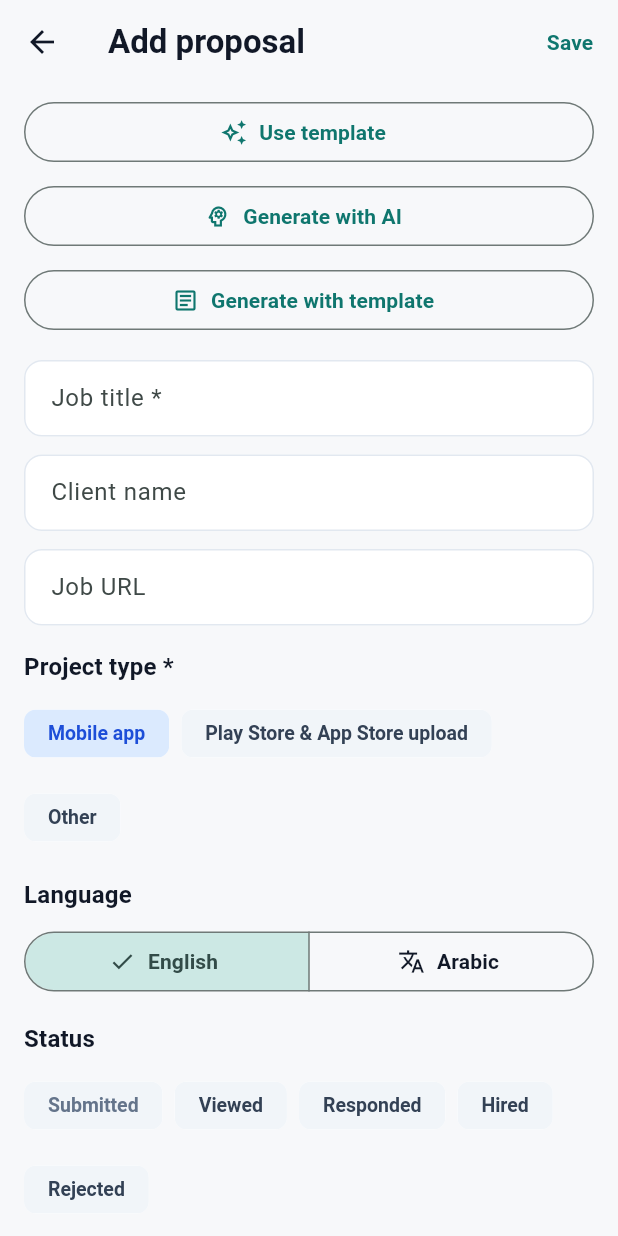
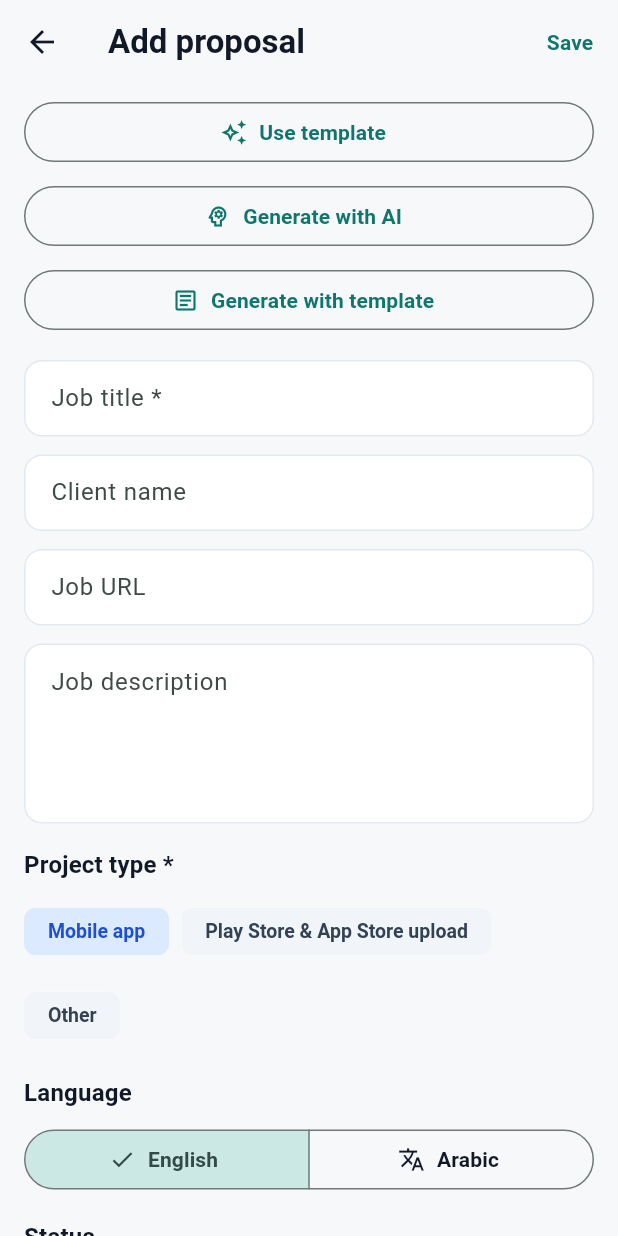
Before and after one commit to nuru11/upwork_proposal_management_app, a Flutter app: the ProposalFormScreen screen opened by its route, on a phone screen of 412 x 824 dp. Run offline on Flutter 3.47's test engine with Material 3 defaults, Android fonts, the phone set to English and light mode, and no system bars; our stand-ins replace connectivity_plus, flutter_riverpod, flutter_secure_storage, go_router, sqflite, sqflite_common_ffi_web and 1 more; missing offline and left inert: dart:js_interop; accounts and stored records are empty; Roboto replaces fonts that are missing (Segoe UI).

Commit message:
Save each proposal's Upwork job description so it can be shown and searched with the proposal.
Co-authored-by: Cursor <cursoragent@cursor.com>

```diff
--- a/mobile/lib/data/db/app_database.dart
+++ b/mobile/lib/data/db/app_database.dart
@@ -12,7 +12,7 @@ class AppDatabase {
   Database get database => _db;
 
   static const _dbName = 'proposal_manager.db';
-  static const _dbVersion = 11;
+  static const _dbVersion = 12;
 
   static Future<AppDatabase> open() async {
     if (kIsWeb) {
@@ -55,6 +55,7 @@ class AppDatabase {
         title TEXT NOT NULL,
         client_name TEXT,
         job_url TEXT,
+        job_description TEXT,
         body TEXT NOT NULL,
         language TEXT NOT NULL,
         status TEXT NOT NULL,
@@ -129,6 +130,20 @@ class AppDatabase {
     }
     if (oldVersion < 11) {
       await _addProposalUpdatedVersionColumn(db);
+    }
+    if (oldVersion < 12) {
+      await _addProposalJobDescriptionColumn(db);
+    }
+  }
+
+  static Future<void> _addProposalJobDescriptionColumn(Database db) async {
+    final info = await db.rawQuery('PRAGMA table_info(proposals)');
+    final hasJobDescription =
+        info.any((row) => row['name'] == 'job_description');
+    if (!hasJobDescription) {
+      await db.execute(
+        'ALTER TABLE proposals ADD COLUMN job_description TEXT',
+      );
     }
   }
 
--- a/mobile/lib/data/models/ai_proposal.dart
+++ b/mobile/lib/data/models/ai_proposal.dart
@@ -151,9 +151,10 @@ class AiWizardArgs {
 }
 
 class AiWizardResult {
-  const AiWizardResult({required this.body});
+  const AiWizardResult({required this.body, this.jobDescription});
 
   final String body;
+  final String? jobDescription;
 }
 
 class AiProjectMention {
--- a/mobile/lib/data/models/proposal.dart
+++ b/mobile/lib/data/models/proposal.dart
@@ -112,6 +112,7 @@ class Proposal {
     required this.title,
     this.clientName,
     this.jobUrl,
+    this.jobDescription,
     required this.body,
     required this.language,
     required this.status,
@@ -128,6 +129,7 @@ class Proposal {
   final String title;
   final String? clientName;
   final String? jobUrl;
+  final String? jobDescription;
   final String body;
   final ProposalLanguage language;
   final List<ProposalStatus> status;
@@ -144,6 +146,7 @@ class Proposal {
     String? title,
     String? clientName,
     String? jobUrl,
+    String? jobDescription,
     String? body,
     ProposalLanguage? language,
     List<ProposalStatus>? status,
@@ -156,6 +159,7 @@ class Proposal {
     DateTime? submittedAt,
     bool clearClientName = false,
     bool clearJobUrl = false,
+    bool clearJobDescription = false,
     bool clearTemplateId = false,
     bool clearNotes = false,
     bool clearUpdatedVersion = false,
@@ -166,6 +170,9 @@ class Proposal {
       title: title ?? this.title,
       clientName: clearClientName ? null : (clientName ?? this.clientName),
       jobUrl: clearJobUrl ? null : (jobUrl ?? this.jobUrl),
+      jobDescription: clearJobDescription
+          ? null
+          : (jobDescription ?? this.jobDescription),
       body: body ?? this.body,
       language: language ?? this.language,
       status: status ?? this.status,
@@ -187,6 +194,7 @@ class Proposal {
       'title': title,
       'client_name': clientName,
       'job_url': jobUrl,
+      'job_description': jobDescription,
       'body': body,
       'language': language.name,
       'status': ProposalStatus.listToStorage(status),
@@ -206,6 +214,7 @@ class Proposal {
       title: map['title'] as String,
       clientName: map['client_name'] as String?,
       jobUrl: map['job_url'] as String?,
+      jobDescription: map['job_description'] as String?,
       body: map['body'] as String,
       language: ProposalLanguage.fromStorage(map['language'] as String),
       status: ProposalStatus.listFromStorage(map['status']),
@@ -229,6 +238,7 @@ class Proposal {
       'title': title,
       'clientName': clientName,
       'jobUrl': jobUrl,
+      'jobDescription': jobDescription,
       'body': body,
       'language': language.name,
       'status': status.map((item) => item.name).toList(),
@@ -248,6 +258,7 @@ class Proposal {
       title: json['title'] as String,
       clientName: json['clientName'] as String?,
       jobUrl: json['jobUrl'] as String?,
+      jobDescription: json['jobDescription'] as String?,
       body: json['body'] as String,
       language: ProposalLanguage.fromStorage(json['language'] as String),
       status: ProposalStatus.listFromStorage(json['status']),
--- a/mobile/lib/data/repositories/proposal_repository.dart
+++ b/mobile/lib/data/repositories/proposal_repository.dart
@@ -32,9 +32,11 @@ class ProposalRepository {
       args.add(projectType.name);
     }
     if (search != null && search.trim().isNotEmpty) {
-      where.add('(title LIKE ? OR client_name LIKE ? OR body LIKE ?)');
+      where.add(
+        '(title LIKE ? OR client_name LIKE ? OR body LIKE ? OR job_description LIKE ?)',
+      );
       final q = '%${search.trim()}%';
-      args.addAll([q, q, q]);
+      args.addAll([q, q, q, q]);
     }
 
     final rows = await _db.query(
--- a/mobile/lib/features/proposals/proposal_form_screen.dart
+++ b/mobile/lib/features/proposals/proposal_form_screen.dart
@@ -29,6 +29,7 @@ class _ProposalFormScreenState extends ConsumerState<ProposalFormScreen> {
   final _titleController = TextEditingController();
   final _clientController = TextEditingController();
   final _urlController = TextEditingController();
+  final _jobDescriptionController = TextEditingController();
   final _bodyController = TextEditingController();
   final _notesController = TextEditingController();
 
@@ -62,6 +63,7 @@ class _ProposalFormScreenState extends ConsumerState<ProposalFormScreen> {
     _titleController.dispose();
     _clientController.dispose();
     _urlController.dispose();
+    _jobDescriptionController.dispose();
     _bodyController.dispose();
     _notesController.dispose();
     super.dispose();
@@ -72,6 +74,7 @@ class _ProposalFormScreenState extends ConsumerState<ProposalFormScreen> {
     _titleController.text = proposal.title;
     _clientController.text = proposal.clientName ?? '';
     _urlController.text = proposal.jobUrl ?? '';
+    _jobDescriptionController.text = proposal.jobDescription ?? '';
     _bodyController.text = proposal.body;
     _notesController.text = proposal.notes ?? '';
     _language = proposal.language;
@@ -215,6 +218,10 @@ class _ProposalFormScreenState extends ConsumerState<ProposalFormScreen> {
     if (result == null || !mounted) return;
     setState(() {
       _bodyController.text = result.body;
+      final job = result.jobDescription;
+      if (job != null && job.isNotEmpty) {
+        _jobDescriptionController.text = job;
+      }
     });
   }
 
@@ -232,6 +239,9 @@ class _ProposalFormScreenState extends ConsumerState<ProposalFormScreen> {
       jobUrl: _urlController.text.trim().isEmpty
           ? null
           : _urlController.text.trim(),
+      jobDescription: _jobDescriptionController.text.trim().isEmpty
+          ? null
+          : _jobDescriptionController.text.trim(),
       body: _bodyController.text.trim(),
       language: _language,
       status: _statuses,
@@ -394,6 +404,17 @@ class _ProposalFormScreenState extends ConsumerState<ProposalFormScreen> {
               ),
               keyboardType: TextInputType.url,
             ),
+            const SizedBox(height: 12),
+            TextFormField(
+              controller: _jobDescriptionController,
+              decoration: const InputDecoration(
+                labelText: 'Job description',
+                alignLabelWithHint: true,
+                hintText: 'Paste the Upwork job posting',
+              ),
+              minLines: 4,
+              maxLines: 10,
+            ),
             const SizedBox(height: 16),
             Text(
               'Project type *',
--- a/mobile/lib/features/proposals/proposals_list_screen.dart
+++ b/mobile/lib/features/proposals/proposals_list_screen.dart
@@ -77,7 +77,7 @@ class _ProposalsListScreenState extends ConsumerState<ProposalsListScreen> {
             child: TextField(
               controller: _searchController,
               decoration: InputDecoration(
-                hintText: 'Search by title, client, or text…',
+                hintText: 'Search by title, client, text, or job…',
                 prefixIcon: const Icon(Icons.search),
                 suffixIcon: filter.search.isNotEmpty
                     ? IconButton(
```
Also changed, not shown: mobile/lib/features/proposals/ai_proposal_wizard_screen.dart (+8 -1 lines), mobile/lib/features/proposals/proposal_detail_screen.dart (+25 -0 lines), 7 other files.
